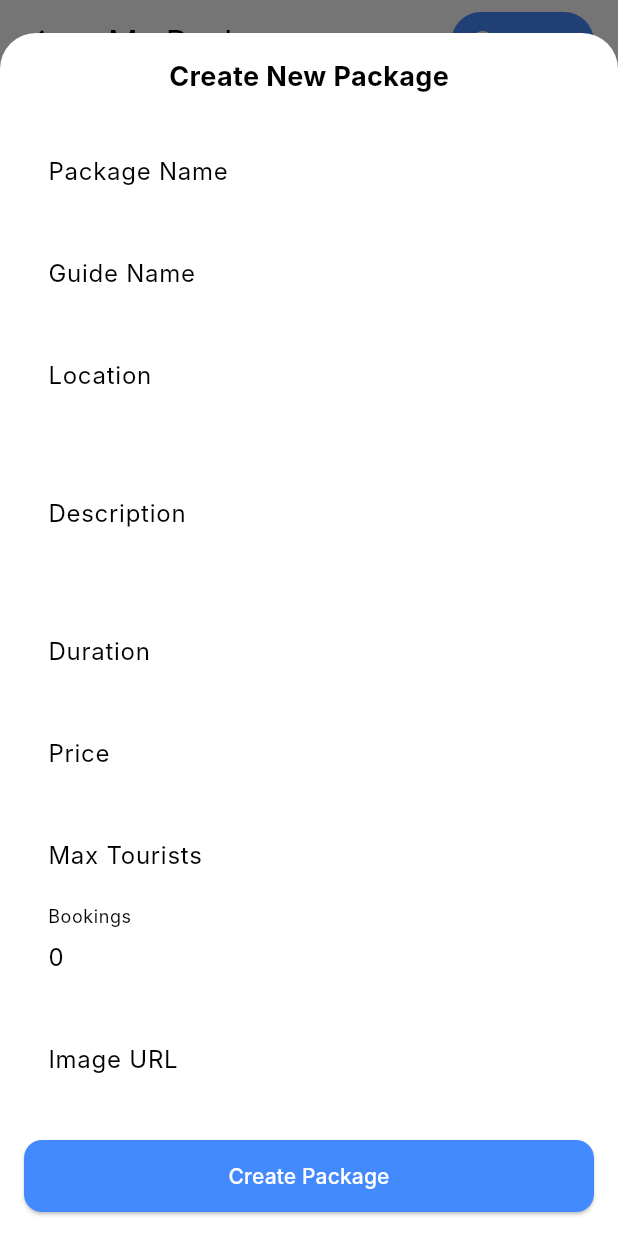
After one commit to gudhate-shravani/Smart-Travel-And-Booking-Application, a Flutter app: the CreatePackageScreen screen opened directly, after a tap on "Create", on a phone screen of 412 x 824 dp. The commit adds this screen. Run offline on Flutter 3.47's test engine with Material 3 defaults, Android fonts, the phone set to English and light mode, and no system bars; our stand-ins replace audioplayers, cloud_firestore, dio, firebase_auth, firebase_core, fl_chart and 18 more; missing offline and left inert: clipboard, flutter_polyline_points, google_mlkit_text_recognition, google_translator, razorpay_flutter, translator; accounts and stored records are empty; Roboto replaces fonts that are missing (Inter).

Commit message:
presentation seprated

```diff
--- /dev/null
+++ b/lib/features/guide/presentation/create_packages_screen.dart
@@ -0,0 +1,404 @@
+
+import 'package:flutter/material.dart';
+import 'package:iconsax/iconsax.dart';
+import 'package:cloud_firestore/cloud_firestore.dart';
+import 'package:firebase_auth/firebase_auth.dart';
+
+class CreatePackageScreen extends StatefulWidget {
+  const CreatePackageScreen({super.key});
+
+  @override
+  State<CreatePackageScreen> createState() => _CreatePackageScreenState();
+}
+
+class _CreatePackageScreenState extends State<CreatePackageScreen> {
+  final FirebaseAuth _auth = FirebaseAuth.instance;
+  final FirebaseFirestore _firestore = FirebaseFirestore.instance;
+
+  List<Map<String, dynamic>> packages = [];
+  bool isLoading = true;
+
+  @override
+  void initState() {
+    super.initState();
+    _fetchPackages();
+  }
+
+  Future<void> _fetchPackages() async {
+    try {
+      final user = _auth.currentUser;
+      if (user == null) return;
+
+      final querySnapshot = await _firestore
+          .collection('Guide')
+          .doc(user.email)
+          .collection('packages')
+          .get();
+
+      final fetchedPackages = querySnapshot.docs.map((doc) {
+        final data = doc.data();
+        return {
+          "title": data['title'] ?? "Untitled Package",
+          "location": data['location'] ?? "Unknown Location",
+          "description": data['description'] ??
+              "No description available for this package.",
+          "duration": data['duration'] ?? "N/A",
+          "price": data['price'] ?? "₹0",
+          "maxTourists": data['maxTourists'] ?? 0,
+          "bookings": data['bookings'] ?? 0,
+          "image": data['image'] ??
+              "https://upload.wikimedia.org/wikipedia/commons/d/da/Taj-Mahal.jpg",
+          "guideName": data['guideName'] ?? "Guide",
+        };
+      }).toList();
+
+      setState(() {
+        packages = fetchedPackages;
+        isLoading = false;
+      });
+    } catch (e) {
+      debugPrint("Error fetching packages: $e");
+      setState(() => isLoading = false);
+    }
+  }
+
+  void _openCreatePackageSheet() {
+    final TextEditingController titleController = TextEditingController();
+    final TextEditingController locationController = TextEditingController();
+    final TextEditingController descriptionController = TextEditingController();
+    final TextEditingController durationController = TextEditingController();
+    final TextEditingController priceController = TextEditingController();
+    final TextEditingController maxTouristsController = TextEditingController();
+    final TextEditingController bookingsController =
+        TextEditingController(text: "0");
+    final TextEditingController imageController = TextEditingController();
+    final TextEditingController guideNameController = TextEditingController();
+
+    showModalBottomSheet(
+      isScrollControlled: true,
+      shape: const RoundedRectangleBorder(
+        borderRadius: BorderRadius.vertical(top: Radius.circular(24)),
+      ),
+      context: context,
+      builder: (context) => Padding(
+        padding:
+            EdgeInsets.only(bottom: MediaQuery.of(context).viewInsets.bottom),
+        child: SingleChildScrollView(
+          child: Padding(
+            padding: const EdgeInsets.all(16),
+            child: Column(
+              crossAxisAlignment: CrossAxisAlignment.start,
+              mainAxisSize: MainAxisSize.min,
+              children: [
+                const Center(
+                  child: Text("Create New Package",
+                      style:
+                          TextStyle(fontSize: 18, fontWeight: FontWeight.bold)),
+                ),
+                const SizedBox(height: 16),
+                _buildInput("Package Name", titleController),
+                _buildInput("Guide Name", guideNameController),
+                _buildInput("Location", locationController),
+                _buildInput("Description", descriptionController, maxLines: 3),
+                _buildInput("Duration", durationController),
+                _buildInput("Price", priceController),
+                _buildInput("Max Tourists", maxTouristsController),
+                _buildInput("Bookings", bookingsController),
+                _buildInput("Image URL", imageController),
+                const SizedBox(height: 20),
+                SizedBox(
+                  width: double.infinity,
+                  height: 48,
+                  child: ElevatedButton(
+                    style: ElevatedButton.styleFrom(
+                      backgroundColor: Colors.blueAccent,
+                      shape: RoundedRectangleBorder(
+                        borderRadius: BorderRadius.circular(12),
+                      ),
+                    ),
+                    onPressed: () async {
+                      await _createPackage(
+                        titleController.text,
+                        guideNameController.text,
+                        locationController.text,
+                        descriptionController.text,
+                        durationController.text,
+                        priceController.text,
+                        int.tryParse(maxTouristsController.text) ?? 0,
+                        int.tryParse(bookingsController.text) ?? 0,
+                        imageController.text,
+                      );
+                      if (mounted) Navigator.pop(context);
+                    },
+                    child: const Text("Create Package",
+                        style: TextStyle(color: Colors.white)),
+                  ),
+                ),
+              ],
+            ),
+          ),
+        ),
+      ),
+    );
+  }
+
+  Future<void> _createPackage(
+    String title,
+    String guideName,
+    String location,
+    String description,
+    String duration,
+    String price,
+    int maxTourists,
+    int bookings,
+    String image,
+  ) async {
+    try {
+      final user = _auth.currentUser;
+      if (user == null || title.isEmpty) return;
+
+      await _firestore
+          .collection('Guide')
+          .doc(user.email)
+          .collection('packages')
+          .doc(title)
+          .set({
+        "title": title,
+        "guideName": guideName,
+        "location": location,
+        "description": description,
+        "duration": duration,
+        "price": price,
+        "maxTourists": maxTourists,
+        "bookings": bookings,
+        "image": image,
+        "timestamp": FieldValue.serverTimestamp(),
+      });
+
+      ScaffoldMessenger.of(context).showSnackBar(
+        const SnackBar(content: Text("Package created successfully!")),
+      );
+
+      _fetchPackages(); // Refresh list
+    } catch (e) {
+      debugPrint("Error creating package: $e");
+      ScaffoldMessenger.of(context).showSnackBar(
+        const SnackBar(content: Text("Failed to create package.")),
+      );
+    }
+  }
+
+  Widget _buildInput(String label, TextEditingController controller,
+      {int maxLines = 1}) {
+    return Padding(
+      padding: const EdgeInsets.symmetric(vertical: 6),
+      child: TextField(
+        controller: controller,
+        maxLines: maxLines,
+        decoration: InputDecoration(
+          labelText: label,
+          border: OutlineInputBorder(borderRadius: BorderRadius.circular(12)),
+        ),
+      ),
+    );
+  }
+
+  @override
+  Widget build(BuildContext context) {
+    return Scaffold(
+      backgroundColor: Colors.grey[100],
+      appBar: AppBar(
+        title: const Text('My Packages'),
+        actions: [
+          Padding(
+            padding: const EdgeInsets.only(right: 16),
+            child: ElevatedButton.icon(
+              onPressed: _openCreatePackageSheet,
+              icon: const Icon(Icons.add_circle_outline, size: 18),
+              label: const Text("Create"),
+              style: ElevatedButton.styleFrom(
+                backgroundColor: Colors.blueAccent,
+                foregroundColor: Colors.white,
+                padding:
+                    const EdgeInsets.symmetric(horizontal: 12, vertical: 8),
+                shape: RoundedRectangleBorder(
+                    borderRadius: BorderRadius.circular(20)),
+              ),
+            ),
+          )
+        ],
+      ),
+      body: isLoading
+          ? const Center(child: CircularProgressIndicator())
+          : packages.isEmpty
+              ? const Center(child: Text("No packages available"))
+              : Padding(
+                  padding: const EdgeInsets.all(12.0),
+                  child: ListView.builder(
+                    itemCount: packages.length,
+                    itemBuilder: (context, index) {
+                      final pkg = packages[index];
+                      return _buildPackageCard(context, pkg);
+                    },
+                  ),
+                ),
+    );
+  }
+
+  Widget _buildPackageCard(BuildContext context, Map<String, dynamic> pkg) {
+    return Container(
+      margin: const EdgeInsets.symmetric(vertical: 10),
+      decoration: BoxDecoration(
+        color: Colors.white,
+        borderRadius: BorderRadius.circular(16),
+        boxShadow: [
+          BoxShadow(
+            color: Colors.black.withOpacity(0.05),
+            blurRadius: 6,
+            offset: const Offset(0, 2),
+          ),
+        ],
+      ),
+      child: Column(
+        crossAxisAlignment: CrossAxisAlignment.start,
+        children: [
+          Stack(
+            children: [
+              ClipRRect(
+                borderRadius:
+                    const BorderRadius.vertical(top: Radius.circular(16)),
+                child: Image.network(
+                  pkg['image'],
+                  height: 160,
+                  width: double.infinity,
+                  fit: BoxFit.cover,
+                  errorBuilder: (context, error, stack) => Container(
+                    height: 160,
+                    color: Colors.grey[300],
+                    child: const Center(child: Icon(Icons.image, size: 50)),
+                  ),
+                ),
+              ),
+              Positioned(
+                top: 10,
+                right: 10,
+                child: Container(
+                  padding:
+                      const EdgeInsets.symmetric(horizontal: 10, vertical: 4),
+                  decoration: BoxDecoration(
+                    color: Colors.green,
+                    borderRadius: BorderRadius.circular(12),
+                  ),
+                  child: const Text(
+                    "active",
+                    style: TextStyle(
+                        color: Colors.white,
+                        fontSize: 12,
+                        fontWeight: FontWeight.bold),
+                  ),
+                ),
+              ),
+              Positioned(
+                bottom: 10,
+                left: 10,
+                child: Container(
+                  padding:
+                      const EdgeInsets.symmetric(horizontal: 12, vertical: 8),
+                  decoration: BoxDecoration(
+                    color: Colors.black54,
+                    borderRadius: BorderRadius.circular(12),
+                  ),
+                  child: Text(
+                    pkg['title'],
+                    style: const TextStyle(
+                        color: Colors.white, fontWeight: FontWeight.bold),
+                  ),
+                ),
+              ),
+            ],
+          ),
+          Padding(
+            padding: const EdgeInsets.all(12.0),
+            child: Column(
+              crossAxisAlignment: CrossAxisAlignment.start,
+              children: [
+                Row(
+                  children: [
+                    const Icon(Icons.location_on,
+                        color: Colors.grey, size: 16),
+                    const SizedBox(width: 4),
+                    Text(pkg['location'],
+                        style: const TextStyle(
+                            color: Colors.grey, fontSize: 13)),
+                  ],
+                ),
+                const SizedBox(height: 8),
+                Text(
+                  pkg['description'],
+                  style: const TextStyle(fontSize: 13.5, color: Colors.black87),
+                ),
+                const SizedBox(height: 12),
+                Row(
+                  mainAxisAlignment: MainAxisAlignment.spaceBetween,
+                  children: [
+                    _infoItem(Iconsax.clock, pkg['duration']),
+                    _infoItem(Icons.currency_rupee, pkg['price']),
+                    _infoItem(Iconsax.user, "${pkg['maxTourists']}"),
+                    _infoItem(Iconsax.calendar, "${pkg['bookings']}"),
+                  ],
+                ),
+                const SizedBox(height: 14),
+                Row(
+                  mainAxisAlignment: MainAxisAlignment.spaceBetween,
+                  children: [
+                    _actionButton(Iconsax.eye, "View", Colors.purple.shade50,
+                        Colors.purple),
+                    _actionButton(Iconsax.edit, "Edit", Colors.blue.shade50,
+                        Colors.blueAccent),
+                    _actionButton(Iconsax.trash, "", Colors.red.shade50,
+                        Colors.redAccent),
+                  ],
+                ),
+              ],
+            ),
+          )
+        ],
+      ),
+    );
+  }
+
+  Widget _infoItem(IconData icon, String label) {
+    return Row(
+      children: [
+        Icon(icon, size: 16, color: Colors.purple),
+        const SizedBox(width: 4),
+        Text(label,
+            style: const TextStyle(fontSize: 13, color: Colors.black87)),
+      ],
+    );
+  }
+
+  Widget _actionButton(
+      IconData icon, String label, Color bgColor, Color iconColor) {
+    return Expanded(
+      child: Container(
+        margin: const EdgeInsets.symmetric(horizontal: 4),
+        child: ElevatedButton.icon(
+          onPressed: () {},
+          icon: Icon(icon, size: 16, color: iconColor),
+          label: Text(label,
+              style: TextStyle(
+                  color: iconColor,
+                  fontWeight: FontWeight.bold,
+                  fontSize: 13)),
+          style: ElevatedButton.styleFrom(
+            backgroundColor: bgColor,
+            padding: const EdgeInsets.symmetric(vertical: 10),
+            shape:
+                RoundedRectangleBorder(borderRadius: BorderRadius.circular(12)),
+          ),
+        ),
+      ),
+    );
+  }
+}
--- a/lib/guidedashboard.dart
+++ b/lib/guidedashboard.dart
@@ -1,6 +1,7 @@
 import 'package:flutter/material.dart';
 import 'package:google_fonts/google_fonts.dart';
 import 'package:flutter/cupertino.dart';
+import 'package:travelapplication/features/guide/presentation/create_packages_screen.dart';
 import 'package:travelapplication/features/guide/presentation/home_screen.dart';
 import 'package:travelapplication/features/traveller/presentation/ai_helper_screen.dart';
 
```
